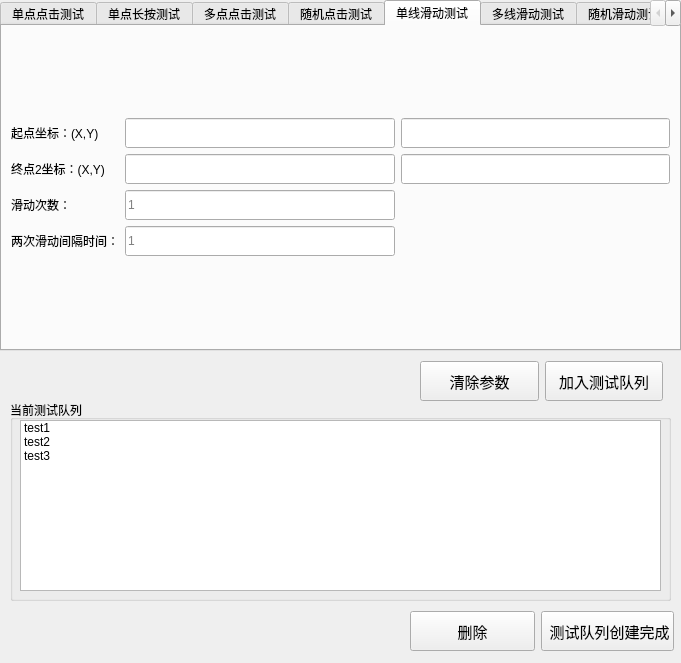
This is GUI/main_ui_test/test_ui_d/add_test_ui.ui in buaanostop/- as Qt 5 draws it before an edit. The edited form follows.
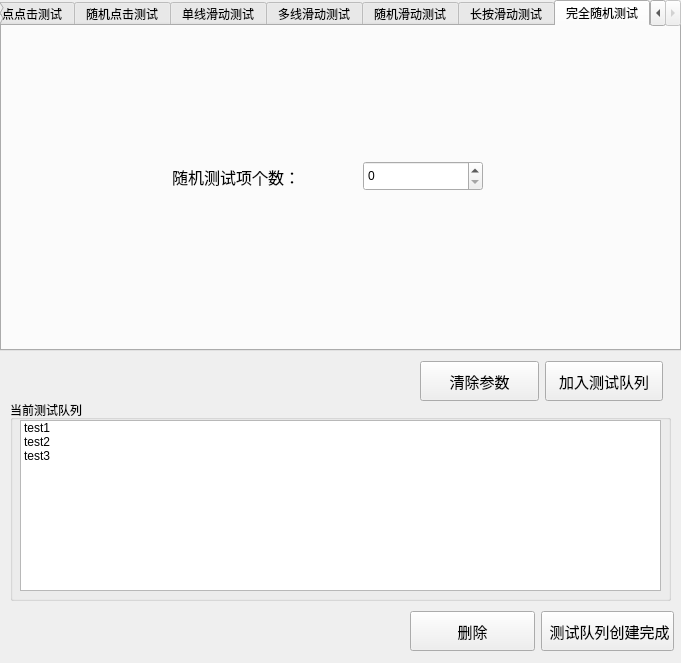
This is the edited form.

```diff
--- a/GUI/main_ui_test/test_ui_d/add_test_ui.ui
+++ b/GUI/main_ui_test/test_ui_d/add_test_ui.ui
@@ -37,7 +37,7 @@
     <string notr="true"/>
    </property>
    <property name="currentIndex">
-    <number>4</number>
+    <number>8</number>
    </property>
    <widget class="QWidget" name="single_point_touch_test">
     <attribute name="title">
@@ -1557,6 +1557,51 @@
      </item>
     </layout>
    </widget>
+   <widget class="QWidget" name="randomTest">
+    <attribute name="title">
+     <string>完全随机测试</string>
+    </attribute>
+    <widget class="QWidget" name="horizontalLayoutWidget">
+     <property name="geometry">
+      <rect>
+       <x>170</x>
+       <y>120</y>
+       <width>311</width>
+       <height>61</height>
+      </rect>
+     </property>
+     <layout class="QHBoxLayout" name="horizontalLayout_5">
+      <item>
+       <widget class="QLabel" name="randomTestNum">
+        <property name="font">
+         <font>
+          <pointsize>12</pointsize>
+         </font>
+        </property>
+        <property name="text">
+         <string>随机测试项个数：</string>
+        </property>
+       </widget>
+      </item>
+      <item>
+       <widget class="QSpinBox" name="randomTestNumValue">
+        <property name="minimumSize">
+         <size>
+          <width>120</width>
+          <height>30</height>
+         </size>
+        </property>
+        <property name="maximumSize">
+         <size>
+          <width>120</width>
+          <height>30</height>
+         </size>
+        </property>
+       </widget>
+      </item>
+     </layout>
+    </widget>
+   </widget>
   </widget>
   <widget class="QWidget" name="layoutWidget">
    <property name="geometry">
```
